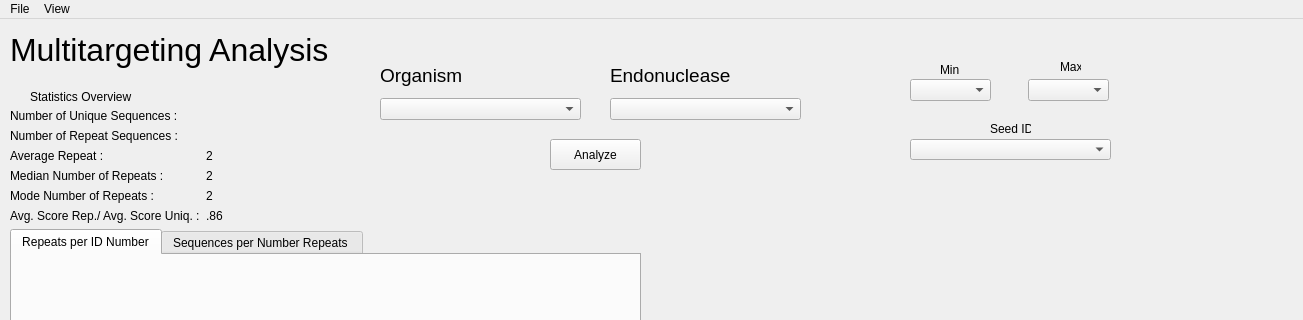
Old version of the form multitargetingwindow.ui in the repository TrinhLab/CASPERapp; both pictures show x 0 to 1303 and y 0 to 320 of the 1303 by 814 pixel window.
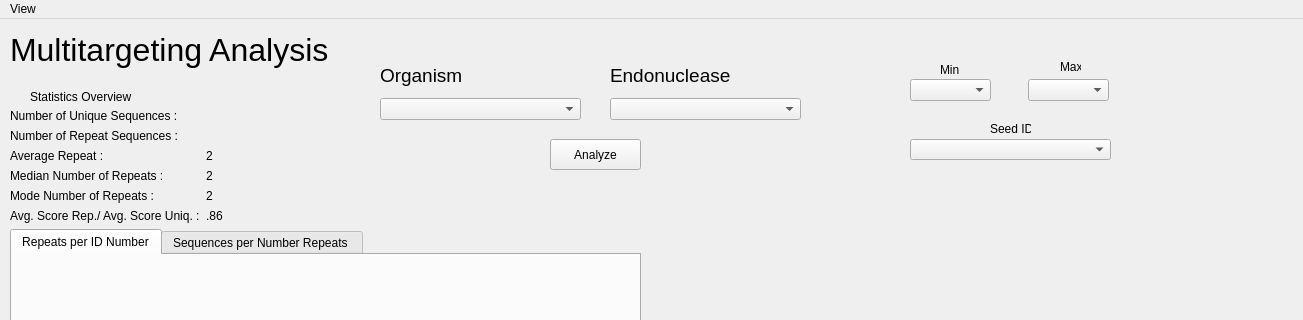
New version of the form. Custom widgets are drawn as their Qt base class.

```diff
--- a/multitargetingwindow.ui
+++ b/multitargetingwindow.ui
@@ -386,19 +386,12 @@
      <height>21</height>
     </rect>
    </property>
-   <widget class="QMenu" name="menuFile">
-    <property name="title">
-     <string>File</string>
-    </property>
-    <addaction name="actionUpload_Organism"/>
-   </widget>
    <widget class="QMenu" name="menuView">
     <property name="title">
      <string>View</string>
     </property>
     <addaction name="actionCASPER"/>
    </widget>
-   <addaction name="menuFile"/>
    <addaction name="menuView"/>
   </widget>
   <widget class="QStatusBar" name="statusbar"/>
```
